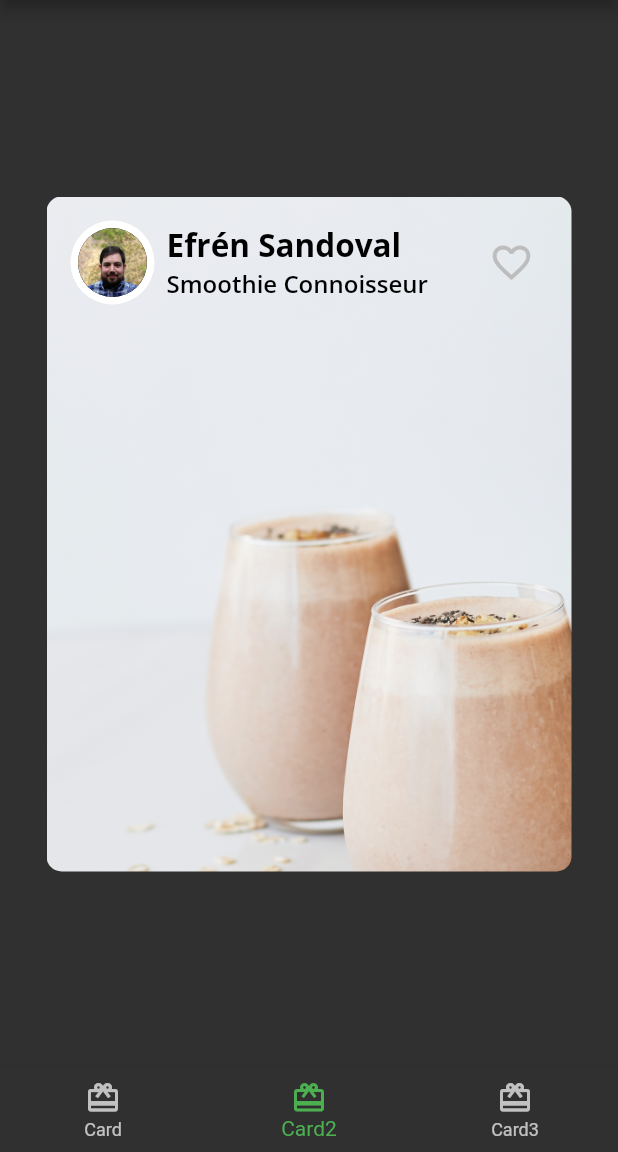
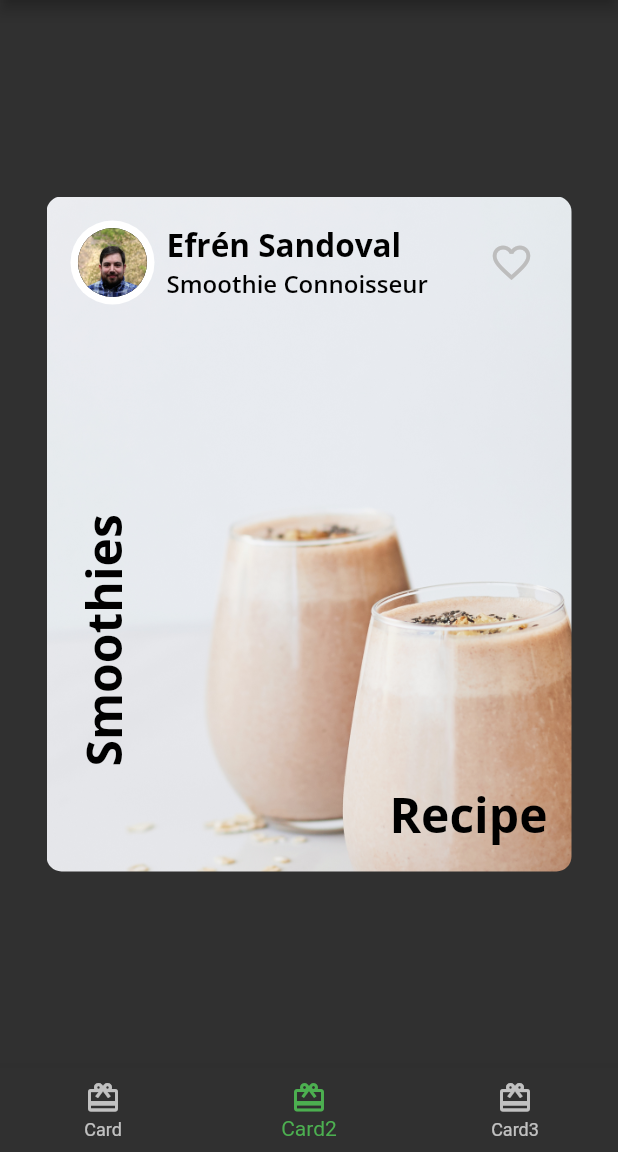
Before and after one commit to efesappsfactory/fooderlich, a Flutter app: the screen it shows after launch, item 2 of the bottom bar chosen, on a phone screen of 412 x 824 dp, the part 84-1236 px from its top. Run offline on Flutter 3.47's test engine with Material 2 defaults, Android fonts, the phone set to English and light mode, and no system bars; our stand-ins replace google_fonts.

Commit message:
composing the text

```diff
--- a/lib/card2.dart
+++ b/lib/card2.dart
@@ -1,5 +1,6 @@
 import 'package:flutter/material.dart';
 import 'author_card.dart';
+import 'fooderlich_theme.dart';
 
 class Card2 extends StatelessWidget {
   const Card2({Key? key}) : super(key: key);
@@ -28,6 +29,31 @@ class Card2 extends StatelessWidget {
               title: "Smoothie Connoisseur",
               imageProvider: AssetImage("assets/author_katz.jpeg"),
             ),
+            Expanded(
+              child: Stack(
+                children: [
+                  Positioned(
+                    bottom: 16,
+                    right: 16,
+                    child: Text(
+                      "Recipe",
+                      style: FooderlichTheme.lightTextTheme.headline1,
+                    ),
+                  ),
+                  Positioned(
+                    bottom: 70,
+                    left: 16,
+                    child: RotatedBox(
+                      quarterTurns: 3,
+                      child: Text(
+                        "Smoothies",
+                        style: FooderlichTheme.lightTextTheme.headline1,
+                      ),
+                    ),
+                  ),
+                ],
+              ),
+            ),
           ],
         ),
       ),
```
